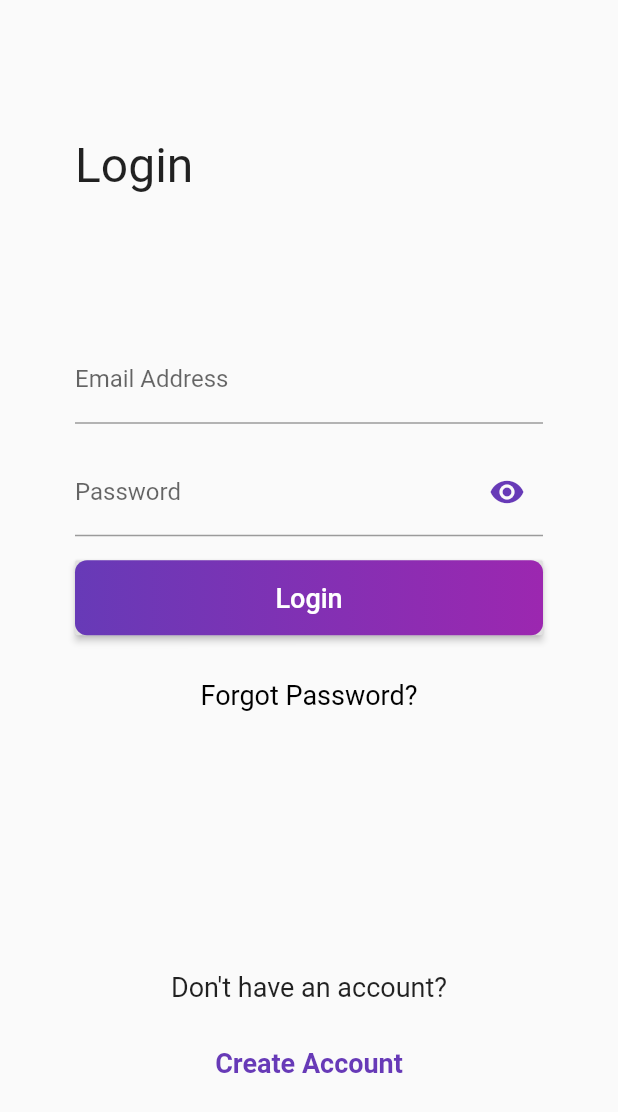
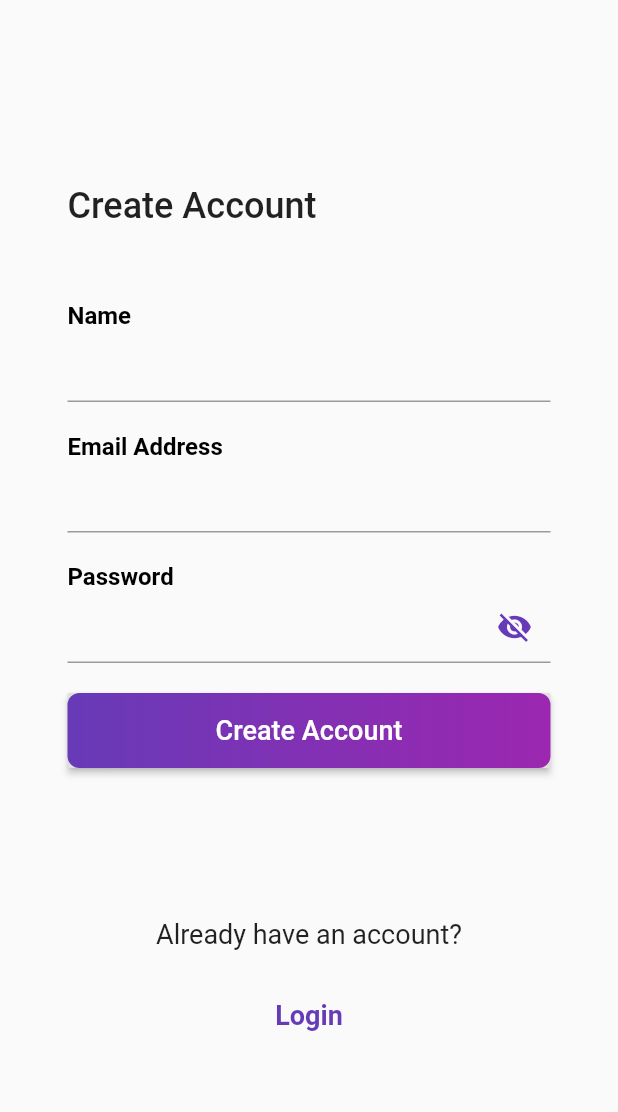
Before and after one commit to santhosh-mobile-dev/generic_widgets, a Flutter app: the screen it shows after launch, after a tap on "Create Account", on a phone screen of 412 x 824 dp. Shown: the top 1112 px of the screen. Run offline on Flutter 3.47's test engine with Material 2 defaults, Android fonts, the phone set to English and light mode, and no system bars.

Commit message:
Created Create Account screen
Worked on Create Account screen and created textLabel generic widget

```diff
--- a/lib/app.dart
+++ b/lib/app.dart
@@ -1,5 +1,6 @@
 import 'package:flutter/material.dart';
 import 'package:genericwidgetapp/ui/screen/login.dart';
+
 
 class App extends StatelessWidget {
   // This widget is the root of your application.
--- /dev/null
+++ b/lib/custom_message.dart
@@ -0,0 +1,11 @@
+class CustomMessages {
+
+  static String loginText = "Login";
+  static String createAccount = "Create Account";
+  static String name = "Name";
+  static String emailAddress = "Email Address";
+  static String password = "Password";
+
+
+  static String alreadyHaveAnAccount = "Already have an account?";
+}
--- /dev/null
+++ b/lib/ui/screen/create_account.dart
@@ -0,0 +1,135 @@
+import 'package:flutter/cupertino.dart';
+import 'package:flutter/material.dart';
+import 'package:genericwidgetapp/custom_message.dart';
+import 'package:genericwidgetapp/ui/widgets/custom_label_text.dart';
+
+import '../widgets/custom_raised_button.dart';
+import '../widgets/custom_textfield.dart';
+import '../widgets/heading.dart';
+import '../widgets/custom_flat_button.dart';
+import 'package:genericwidgetapp/ui/screen/login.dart';
+
+class CreateAccount extends StatefulWidget {
+  @override
+  State<StatefulWidget> createState() => _CreateAccountState();
+}
+
+class _CreateAccountState extends State<CreateAccount> {
+  TextEditingController nameController = TextEditingController();
+  TextEditingController emailController = TextEditingController();
+  TextEditingController passwordController = TextEditingController();
+
+  bool showPassword = false;
+  bool obscuredText = true;
+
+  Widget sizedBoxH20() {
+    return SizedBox(
+      height: 20.0,
+    );
+  }
+
+  Widget sizedBoxH100() {
+    return SizedBox(
+      height: 100.0,
+    );
+  }
+
+  Widget sizedBoxH50() {
+    return SizedBox(
+      height: 50.0,
+    );
+  }
+
+  void passwordVisibility() {
+    if (showPassword) {
+      showPassword = false;
+      obscuredText = true;
+      setState(() {});
+    } else {
+      showPassword = true;
+      obscuredText = false;
+      setState(() {});
+    }
+  }
+
+  Widget body(BuildContext context) {
+    return createAccountUI(context);
+  }
+
+  Widget createAccountUI(BuildContext context) {
+    return Container(
+      margin: EdgeInsets.symmetric(horizontal: 45.0, vertical: 50.0),
+      child: Column(
+        mainAxisAlignment: MainAxisAlignment.center,
+        crossAxisAlignment: CrossAxisAlignment.start,
+        children: <Widget>[
+          Heading(
+            text: CustomMessages.createAccount,
+          ),
+          sizedBoxH50(),
+          CustomLabelText(
+            text: CustomMessages.name,
+          ),
+          CustomTextField(
+            textFieldController: nameController,
+            obscureText: false,
+            isShowIcon: false,
+          ),
+          sizedBoxH20(),
+          CustomLabelText(
+            text: CustomMessages.emailAddress,
+          ),
+          CustomTextField(
+            textFieldController: emailController,
+            obscureText: false,
+            isShowIcon: false,
+          ),
+          sizedBoxH20(),
+          CustomLabelText(
+            text: CustomMessages.password,
+          ),
+          CustomTextField(
+            textFieldController: passwordController,
+            obscureText: obscuredText,
+            isShowIcon: true,
+            iconData: showPassword ? Icons.visibility : Icons.visibility_off,
+            showPassword: showPassword,
+            onPressed: passwordVisibility,
+          ),
+          sizedBoxH20(),
+          CustomRaisedButton(
+            text: CustomMessages.createAccount,
+            onClick: createAccount,
+          ),
+          sizedBoxH100(),
+          Center(
+              child: Heading(
+            text: CustomMessages.alreadyHaveAnAccount,
+            fontSize: 18.0,
+            fontWeight: FontWeight.normal,
+          )),
+          sizedBoxH20(),
+          CustomFlatButton(
+            text: CustomMessages.loginText,
+            onClick: login,
+            color: Colors.deepPurple,
+            fontWeight: FontWeight.w600,
+          ),
+        ],
+      ),
+    );
+  }
+
+  void createAccount() {}
+
+  void login() {
+      Navigator.push(context, MaterialPageRoute(builder: (context) => Login()));
+  }
+
+  @override
+  Widget build(BuildContext context) {
+    return Scaffold(
+      body: body(context),
+    );
+  }
+}
--- a/lib/ui/screen/login.dart
+++ b/lib/ui/screen/login.dart
@@ -3,6 +3,7 @@ import 'package:genericwidgetapp/ui/widgets/custom_flat_button.dart';
 import 'package:genericwidgetapp/ui/widgets/custom_raised_button.dart';
 import 'package:genericwidgetapp/ui/widgets/custom_textfield.dart';
 import 'package:genericwidgetapp/ui/widgets/heading.dart';
+import 'package:genericwidgetapp/ui/screen/create_account.dart';
 
 class Login extends StatefulWidget {
   @override
@@ -52,6 +53,11 @@ class _LoginState extends State<Login> {
 
   void login() {
     //TODO :: Complete this accordingly
+  }
+
+  void createAccount() {
+    Navigator.push(
+        context, MaterialPageRoute(builder: (context) => CreateAccount()));
   }
 
   Widget loginUI(BuildContext context) {
@@ -105,7 +111,7 @@ class _LoginState extends State<Login> {
           sizedBoxH16(),
           CustomFlatButton(
             text: "Create Account",
-            onClick: () {},
+            onClick: createAccount,
             color: Colors.deepPurple,
             fontWeight: FontWeight.w600,
           ),
--- /dev/null
+++ b/lib/ui/widgets/custom_label_text.dart
@@ -0,0 +1,16 @@
+import 'package:flutter/material.dart';
+
+class CustomLabelText extends StatelessWidget {
+  final String text;
+
+  CustomLabelText({this.text});
+
+  @override
+  Widget build(BuildContext context) {
+    return Text(
+      text,
+      style: TextStyle(
+          fontSize: 16.0, fontWeight: FontWeight.bold, color: Colors.black),
+    );
+  }
+}
```
Also changed, not shown: pubspec.lock.
